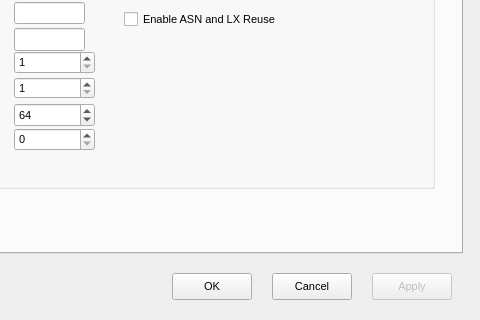
Qt form HerculesStudio/HercConfiguration/Configuration.ui (fsword7/hercgui) before a commit; both pictures show x 248 to 728 and y 257 to 577 of the 728 by 577 pixel window.
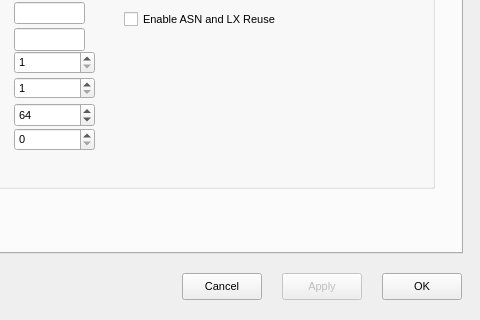
The same form after that commit.

Commit message: make initial configuration more acceptable to Hercules

Diff of the .ui file:
```diff
--- a/HerculesStudio/HercConfiguration/Configuration.ui
+++ b/HerculesStudio/HercConfiguration/Configuration.ui
@@ -3774,7 +3774,7 @@
    </property>
    <property name="geometry">
     <rect>
-     <x>620</x>
+     <x>530</x>
      <y>530</y>
      <width>80</width>
      <height>27</height>
@@ -3787,7 +3787,7 @@
   <widget class="QPushButton" name="pushButton_Cancel">
    <property name="geometry">
     <rect>
-     <x>520</x>
+     <x>430</x>
      <y>530</y>
      <width>80</width>
      <height>27</height>
@@ -3800,7 +3800,7 @@
   <widget class="QPushButton" name="pushButton_OK">
    <property name="geometry">
     <rect>
-     <x>420</x>
+     <x>630</x>
      <y>530</y>
      <width>80</width>
      <height>27</height>
```
The commit also changes 11 other files.
